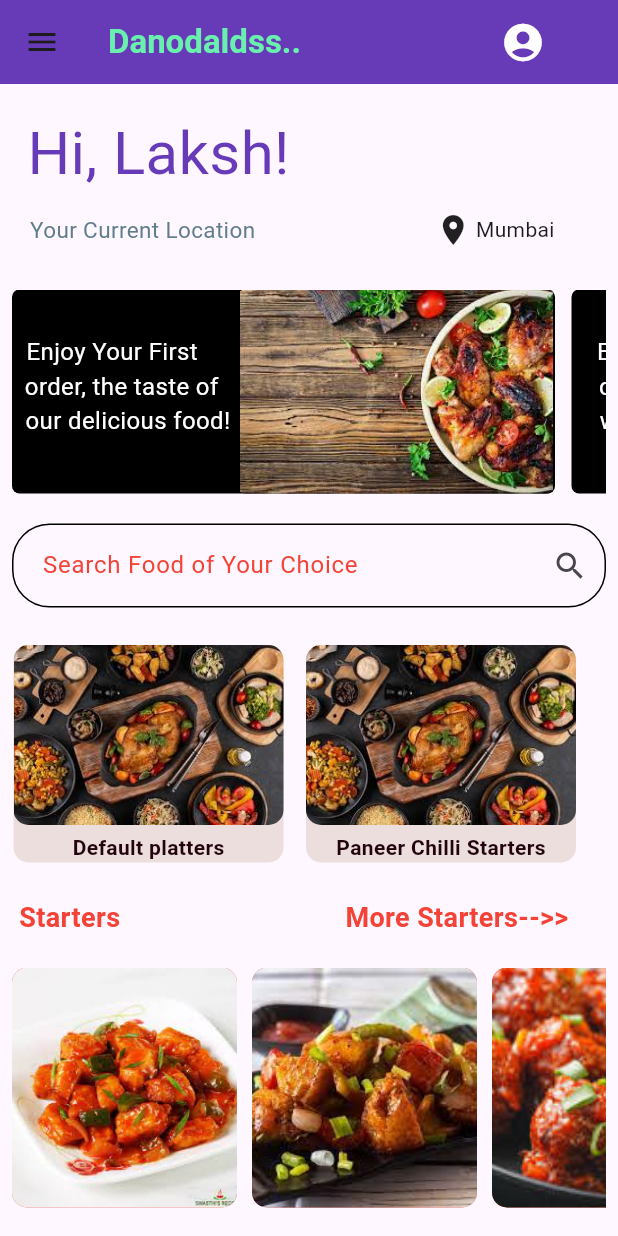
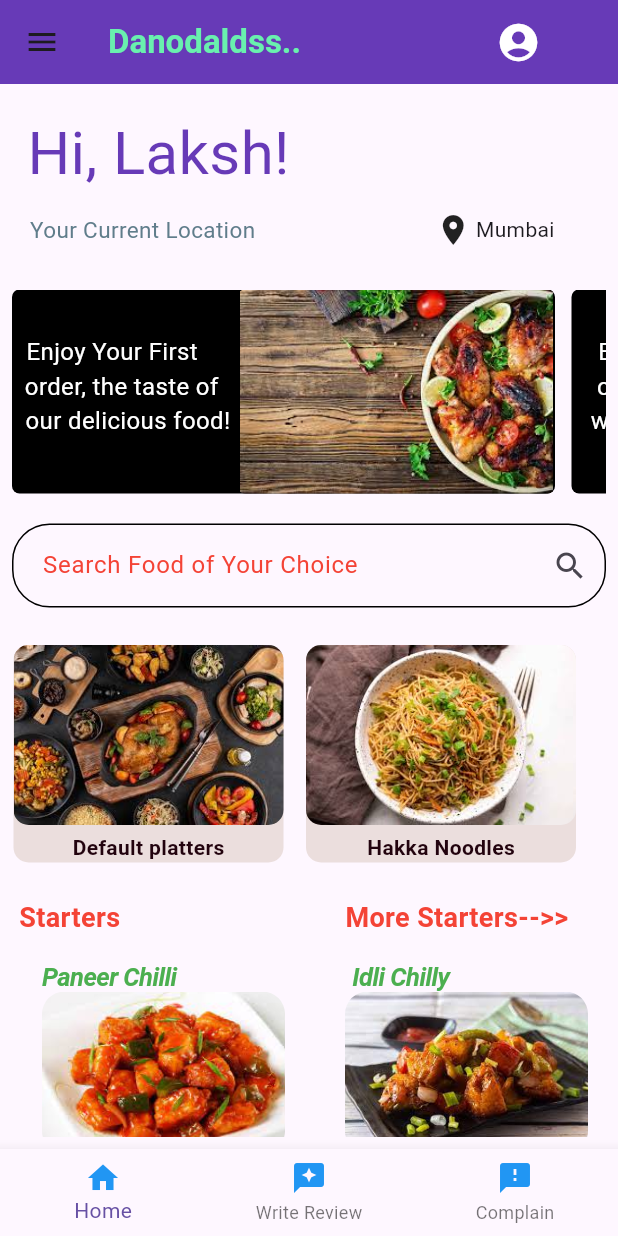
Before and after one commit to LAKSH3002/Food_Company_App, a Flutter app: the screen it shows after launch, on a phone screen of 412 x 824 dp. Run offline on Flutter 3.47's test engine with Material 2 defaults, Android fonts, the phone set to English and light mode, and no system bars; our stand-ins replace animated_splash_screen, email_validator; missing offline and left inert: dialog_flowtter; Roboto replaces fonts that are missing (addressCity).

Commit message:
Changes in Home Page

```diff
--- a/royal_plate/lib/HomeScreen.dart
+++ b/royal_plate/lib/HomeScreen.dart
@@ -67,7 +67,7 @@ List<CardItem> items =  [
           children:
           [
             const Text("Danodaldss..",style: TextStyle(color: Colors.greenAccent,fontWeight: FontWeight.bold),),
-            SizedBox(width: 113,),
+            SizedBox(width: 110,),
 
             CupertinoButton(
               child: Icon(Icons.account_circle,
@@ -179,10 +179,10 @@ List<CardItem> items =  [
            Text("    Enjoy The Best      ",
            style: TextStyle(fontSize: 16,color:Colors.white),),
 
-           Text("    of italian Dishes   ",
+           Text("   of italian Dishes   ",
            style: TextStyle(fontSize: 16,color: Colors.white),),
 
-           Text(" with Royal Plate",
+           Text("   with Danodaldss..  ",
            style: TextStyle(fontSize: 16,color: Colors.white),),
         ],
        ),
@@ -211,22 +211,22 @@ List<CardItem> items =  [
 
            SizedBox(height: 30,),
 
-           Text("    Enjoy The Best      ",
+           Text("Enjoy The Best of   ",
            style: TextStyle(fontSize: 16,color:Colors.white),),
 
-           Text("    of italian Dishes   ",
+           Text("  of chinese starters   ",
            style: TextStyle(fontSize: 16,color: Colors.white),),
 
-           Text(" with Royal Plate",
+           Text("with Danodaldss..   ",
            style: TextStyle(fontSize: 16,color: Colors.white),),
         ],
        ),
 
                            Expanded(
-                          child: AspectRatio(aspectRatio: 5/4.3,
+                          child: AspectRatio(aspectRatio: 6/4.3,
                           child: ClipRRect(
                           borderRadius: BorderRadius.circular(5.0),
-                          child: Image.asset("images/Pasta_image.jpeg",), ),)),
+                          child: Image.asset("images/idly_chilli.jpeg",), ),)),
                           ],
   ),),
                 ],
@@ -295,11 +295,11 @@ List<CardItem> items =  [
                           child: AspectRatio(aspectRatio: 10/3.5,
                           child: ClipRRect(
                           borderRadius: BorderRadius.circular(10),
-                          child: Image.asset("images/Indian_thali.jpeg"), ),)),
+                          child: Image.asset("images/hakka_noodles.jpeg"), ),)),
 
                         const SizedBox(height: 5,),
 
-                          const Text("Paneer Chilli Starters",style: TextStyle(fontWeight: FontWeight.bold, color: Color.fromARGB(255, 34, 3, 14)),),
+                          const Text("Hakka Noodles",style: TextStyle(fontWeight: FontWeight.bold, color: Color.fromARGB(255, 34, 3, 14)),),
                         ],
                       ),
 
@@ -321,120 +321,120 @@ List<CardItem> items =  [
                 ],
               ),
 
-              SizedBox(height: 20,),
-
               Container(
-              height: 160 ,
-              child: ListView.separated(
-              scrollDirection: Axis.horizontal,
-              itemBuilder: (context,index) =>Buildcard(item: items[index]),
-              separatorBuilder: (context, _) => SizedBox(width: 10,),
-              itemCount: 5)),
-
-              const SizedBox(height: 25,),
-
-              Text('  Pizza"s',style: TextStyle(fontSize: 18, fontWeight: FontWeight.bold,color: Colors.red),),
-
-              // const SizedBox(width: 100,),
-
-                  // Text('More Pizza"s-->>',
-                  // style: TextStyle(fontSize: 18,fontWeight: FontWeight.bold,color: Colors.red),),
-
-             Container(
-              color: Color.fromARGB(255, 229, 232, 234),
+              // color: Color.fromARGB(255, 229, 232, 234),
               height: 160,
               child: ListView(
                 scrollDirection: Axis.horizontal,
                 children: [
-                  // Container 1
-                  Container(
-                    child: CupertinoButton(onPressed: (){},
-                    child: Column(
-                      children: [
-
-                        Text('Margherita                  ',style: TextStyle(color: Colors.green,fontWeight: FontWeight.bold, fontStyle: FontStyle.italic),),
-
-                        Expanded(
-                      child: AspectRatio(
-                        aspectRatio: 18/12,
-                        child: ClipRRect(borderRadius: BorderRadius.circular(15),
-                        child: Image.asset('images/pizzas/cheesepizza.jpg',
-                        fit:BoxFit.cover),),
+                  BuildItem('images/Paneer_chilli.jpeg', 'Paneer Chilli                   '),
+                  BuildItem('images/idly_chilli.jpeg', 'Idli Chilly                       '),
+                  BuildItem('images/veg_crispy.jpeg', 'Veg Crispy                      '),
+                  BuildItem('images/Veggies_fry.jpeg', 'Veggies Fry                    '),
+                  BuildItem('images/veg_crispy.jpeg', 'Paneer Crispy               '),
+                ],
+              ),
              ),
 
+              const SizedBox(height: 25,),
+
+              Row(
+                children: [
+                  Text('  Pizza"s',style: TextStyle(fontSize: 18, fontWeight: FontWeight.bold,color: Colors.red),),
+
+                  const SizedBox(width: 150,),
+
+                  Text('More Pizza"s--->>',
+                  style: TextStyle(fontSize: 18,fontWeight: FontWeight.bold,color: Colors.red),)
+                ],
               ),
+
+
+             Container(
+              // color: Color.fromARGB(255, 229, 232, 234),
+              height: 160,
+              child: ListView(
+                scrollDirection: Axis.horizontal,
+                children: [
+                  BuildItem('images/pizzas/cheesepizza.jpg', 'Margherita                   '),
+                  BuildItem('images/pizzas/veg-farmhouse-pizza.jpg', 'Farmhouse Pizza      '),
+                  BuildItem('images/pizzas/VeggiParadise_B_260216.jpg', 'Veggie Paradise   '),
+                  BuildItem('images/pizzas/Peppypaneer.jpg', 'Peppy Paneer Pizza   '),
+                  BuildItem('images/pizzas/veg-farmhouse-pizza.jpg', 'Pasta Pizza                '),
                 ],
-                    )),
-                  ), const SizedBox(width: 10,),
-
-                  // Container 2
-                   Container(
-                    child:
-                    CupertinoButton(onPressed: (){},
-                    child: Column(
-                      children: [
-
-                        Text('Farmhouse Pizza       ',style: TextStyle(color: Colors.green,fontWeight: FontWeight.bold,fontStyle: FontStyle.italic),),
-
-                         Expanded(
-                      child: AspectRatio(
-                        aspectRatio: 18/12,
-                        child: ClipRRect(borderRadius: BorderRadius.circular(15),
-                        child: Image.asset('images/pizzas/veg-farmhouse-pizza.jpg',
-                        fit:BoxFit.cover),),
               ),
              ),
+
+             const SizedBox(height: 25,),
+
+              Row(
+                children: [
+                  Text('  Sandwich',style: TextStyle(fontSize: 18, fontWeight: FontWeight.bold,color: Colors.red),),
+
+                  const SizedBox(width: 120,),
+
+                  Text('More Sandwiches->',
+                  style: TextStyle(fontSize: 18,fontWeight: FontWeight.bold,color: Colors.red),)
                 ],
-                    )),
+              ),
 
-                  ), const SizedBox(width: 10,),
-
-                  // Container 3
              Container(
-                    child:
-                    CupertinoButton(onPressed: (){},
-                    child: Column(
+              // color: Color.fromARGB(255, 229, 232, 234),
+              height: 160,
+              child: ListView(
+                scrollDirection: Axis.horizontal,
                 children: [
-                         Text('Veggie Paradise   ',style: TextStyle(color: Colors.green,fontWeight: FontWeight.bold,fontStyle: FontStyle.italic),),
-
-                         Expanded(
-                      child: AspectRatio(
-                        aspectRatio: 18/12,
-                        child: ClipRRect(borderRadius: BorderRadius.circular(15),
-                        child: Image.asset('images/pizzas/VeggiParadise_B_260216.jpg',
-                        fit:BoxFit.cover),),
+                  BuildItem('images/sandwich/Sandwich 1.jpeg', 'Veg Sandwich               '),
+                  BuildItem('images/sandwich/sandwich 2.jpeg', 'Subway Special      '),
+                  BuildItem('images/sandwich/cct.jpeg', 'Cheese chilly toast   '),
+                  BuildItem('images/sandwich/ps.jpeg', 'Paneer Sandwich   '),
+                  BuildItem('images/sandwich/p_c_s.jpeg', 'Paneer Corn Sandwich'),
+                ],
               ),
              ),
-                      ],
-                    )),
 
+             const SizedBox(height: 10,),
+
+              Text('  Delivery Outlets Near You',style: TextStyle(fontSize: 18, fontWeight: FontWeight.bold,color: Colors.red),),
+
+
+             Card(
+            margin: EdgeInsets.all(9),
+
+            elevation: 10,
+            child: Column(
+              mainAxisAlignment: MainAxisAlignment.start,
+              crossAxisAlignment: CrossAxisAlignment.start,
+              children:  [
+
+                Image.asset('images/entry.jpeg',
+                fit: BoxFit.fitWidth,
+                width: 380,
                 ),
 
-                   // Container 4
-                   Container(
-                    child:
-                    CupertinoButton(onPressed: (){},
-                    child: Column(
+                const SizedBox(height: 10,),
+
+                 const Text('Byculla West, 1st Cross Lane ',style: TextStyle(
+                  fontSize: 20,
+                  fontWeight: FontWeight.w600,
+                ),),
+
+                const SizedBox(height: 10,),
+
+                Row(
                   children: [
-                         Text('Peppy Paneer             ',style: TextStyle(color: Colors.green,fontWeight: FontWeight.bold,fontStyle: FontStyle.italic),),
+                    Text('  Rating'),
+                    const SizedBox(width: 90,),
+                    ElevatedButton(onPressed: (){
 
-                         Expanded(
-                      child: AspectRatio(
-                        aspectRatio: 18/12,
-                        child: ClipRRect(borderRadius: BorderRadius.circular(15),
-                        child: Image.asset('images/pizzas/Peppypaneer.jpg',
-                        fit:BoxFit.cover),),
-                        ),
-                    ),
-                      ],
-                    )),
-
-                  ), const SizedBox(width: 10,),
+                    }, child: Text('Order Now!!')),
 
                   ],
                 ),
-             )
-
+                const SizedBox(height: 10,),
+              ],
+            ),
+          ),
         ]),
         ),
       ),
@@ -543,35 +543,50 @@ List<CardItem> items =  [
           ],
         ),
       ),
+
+      bottomNavigationBar: BottomNavigationBar(
+        items: const <BottomNavigationBarItem>[
+          BottomNavigationBarItem(
+            icon: Icon(Icons.home,color: Colors.blue,),
+            label: 'Home',
+          ),
+          BottomNavigationBarItem(
+            icon: Icon(Icons.reviews,color: Colors.blue),
+            label: 'Write Review',
+          ),
+          BottomNavigationBarItem(
+            icon: Icon(Icons.feedback,color:Colors.blue,),
+            label: 'Complain',
+          ),
+
+        ],
+        // currentIndex: _selectedIndex,
+        // selectedItemColor: Colors.amber[800],
+        // onTap: _onItemTapped,
+      ),
     );
   }
 }
-// ignore: non_constant_identifier_names
-Widget Buildcard(
+
+Widget BuildItem(image, title)
 {
-    required CardItem item,
-  }
-) => Container(
-                    decoration: BoxDecoration
-                (
-                  borderRadius: BorderRadius.circular(10),
-                  color: Colors.red,
-                ),
-                  width: 150,
+  return Container(
+    child: CupertinoButton(onPressed: (){},
                     child: Column(
                       children: [
+
+                        Text(title,style: TextStyle(color: Colors.green,fontWeight: FontWeight.bold, fontStyle: FontStyle.italic),),
+
                         Expanded(
                       child: AspectRatio(
-                        aspectRatio: 4/2,
-                        child: ClipRRect(borderRadius: BorderRadius.circular(10),
-                        child: Image.asset(item.urlImage,
+                        aspectRatio: 18/12,
+                        child: ClipRRect(borderRadius: BorderRadius.circular(15),
+                        child: Image.asset(image,
                         fit:BoxFit.cover),),
                         ),
+
                     ),
-                    // Text(
-                    //   item.title,
-                    //   style: TextStyle(color: Colors.white,fontSize: 16),
-                    // ),
-                    ]
-                  ),
+                      ],
+                    )),
                   );
+}
--- a/royal_plate/pubspec.yaml
+++ b/royal_plate/pubspec.yaml
@@ -92,6 +92,11 @@ flutter:
     - images/pizzas/Peppypaneer.jpg
     - images/pizzas/veg-farmhouse-pizza.jpg
     - images/pizzas/VeggiParadise_B_260216.jpg
+    - images/sandwich/cct.jpeg
+    - images/sandwich/p_c_s.jpeg
+    - images/sandwich/Sandwich 1.jpeg
+    - images/sandwich/sandwich 2.jpeg
+    - images/sandwich/ps.jpeg
 
 
   # An image asset can refer to one or more resolution-specific "variants", see
```
Also changed, not shown: royal_plate/lib/extrafile.txt (+38 -0 lines), royal_plate/images/sandwich/Sandwich 1.jpeg (added), royal_plate/images/sandwich/cct.jpeg (added), royal_plate/images/sandwich/p_c_s.jpeg (added), royal_plate/images/sandwich/ps.jpeg (added), royal_plate/images/sandwich/sandwich 2.jpeg (added). Lines whose indentation alone changed are shown as unchanged.
